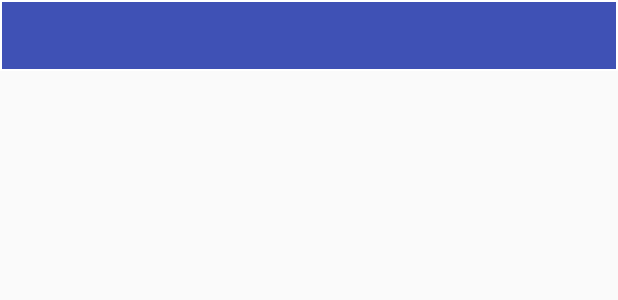
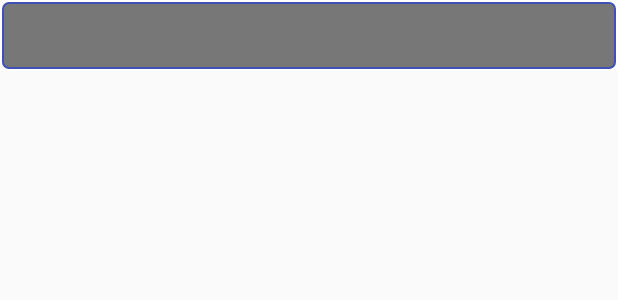
Before and after one commit to liweidev/coolweather, an Android app: the layout choose_area_item.xml on its own in the app's theme, with its tools: preview values and no code run, on a phone screen of 412 x 824 dp. Shown: the top 300 px of the screen. Run offline under Robolectric (Android 15) with nearby library versions, the phone set to English and light mode, and no system bars.

Commit message:
update choose area item selector function!

```diff
--- a/app/build.gradle
+++ b/app/build.gradle
@@ -39,6 +39,7 @@ dependencies {
     compile 'com.android.support:appcompat-v7:25.1.1'
     testCompile 'junit:junit:4.12'
     compile 'com.github.bumptech.glide:glide:3.5.2'
+    compile 'jp.wasabeef:glide-transformations:2.0.1'
     compile 'com.android.support:recyclerview-v7:24.2.1'
     compile 'com.google.code.gson:gson:2.6.2'
     compile 'com.squareup.okhttp3:okhttp:3.3.1'
--- /dev/null
+++ b/app/src/main/res/drawable/selector_choose_area_item.xml
@@ -0,0 +1,5 @@
+<?xml version="1.0" encoding="utf-8"?>
+<selector xmlns:android="http://schemas.android.com/apk/res/android">
+    <item android:state_pressed="true" android:drawable="@drawable/shape_choose_area_item_press"/>
+    <item android:state_pressed="false" android:drawable="@drawable/shape_choose_area_item_normal"/>
+</selector>
--- /dev/null
+++ b/app/src/main/res/drawable/shape_choose_area_item_normal.xml
@@ -0,0 +1,6 @@
+<?xml version="1.0" encoding="utf-8"?>
+<shape xmlns:android="http://schemas.android.com/apk/res/android">
+    <solid android:color="#8000"/>
+    <corners android:radius="4dp"/>
+    <stroke android:color="@color/colorPrimary" android:width="1dp"/>
+</shape>
--- /dev/null
+++ b/app/src/main/res/drawable/shape_choose_area_item_press.xml
@@ -0,0 +1,6 @@
+<?xml version="1.0" encoding="utf-8"?>
+<shape xmlns:android="http://schemas.android.com/apk/res/android">
+    <solid android:color="#00000000"/>
+    <corners android:radius="4dp"/>
+    <stroke android:color="@color/colorPrimary" android:width="1dp"/>
+</shape>
--- a/app/src/main/res/layout/choose_area_item.xml
+++ b/app/src/main/res/layout/choose_area_item.xml
@@ -12,9 +12,9 @@
         android:gravity="center_vertical"
         android:padding="10dp"
         android:textSize="18sp"
-        android:textColor="#FFF"
-        android:background="?attr/colorPrimary"
         android:layout_margin="1dp"
+        android:textColor="#FFFFFFFF"
+        android:background="@drawable/selector_choose_area_item"
         />
 
 </LinearLayout>
```
Also changed, not shown: app/src/main/res/layout/choose_area.xml (indentation only).
